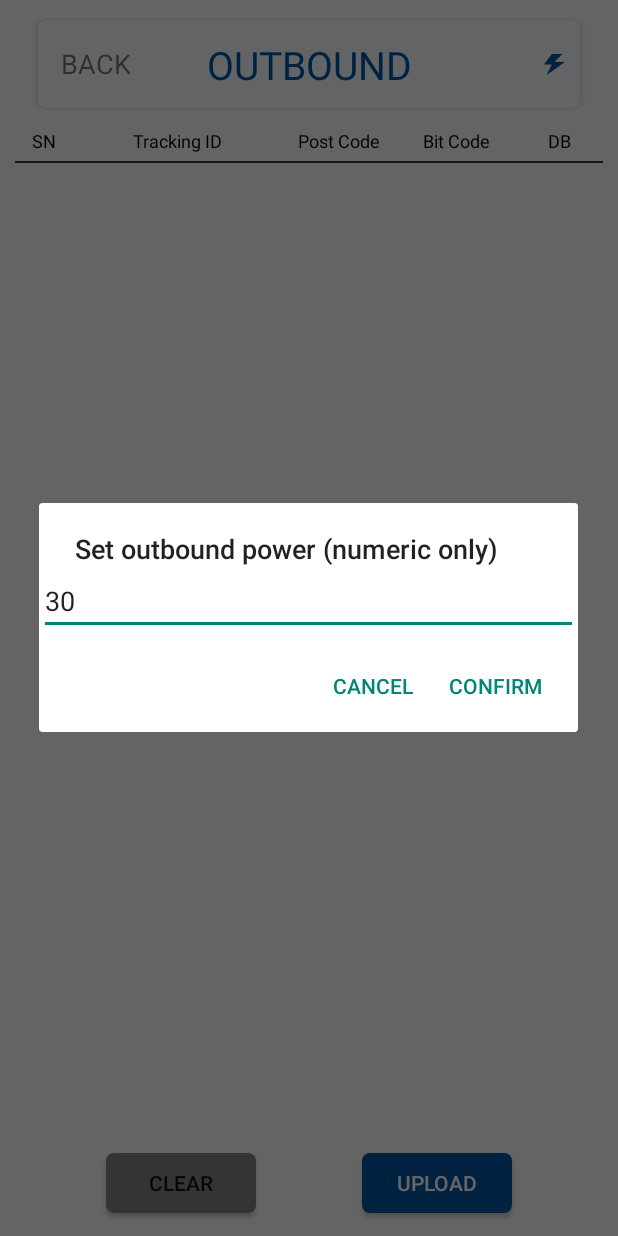
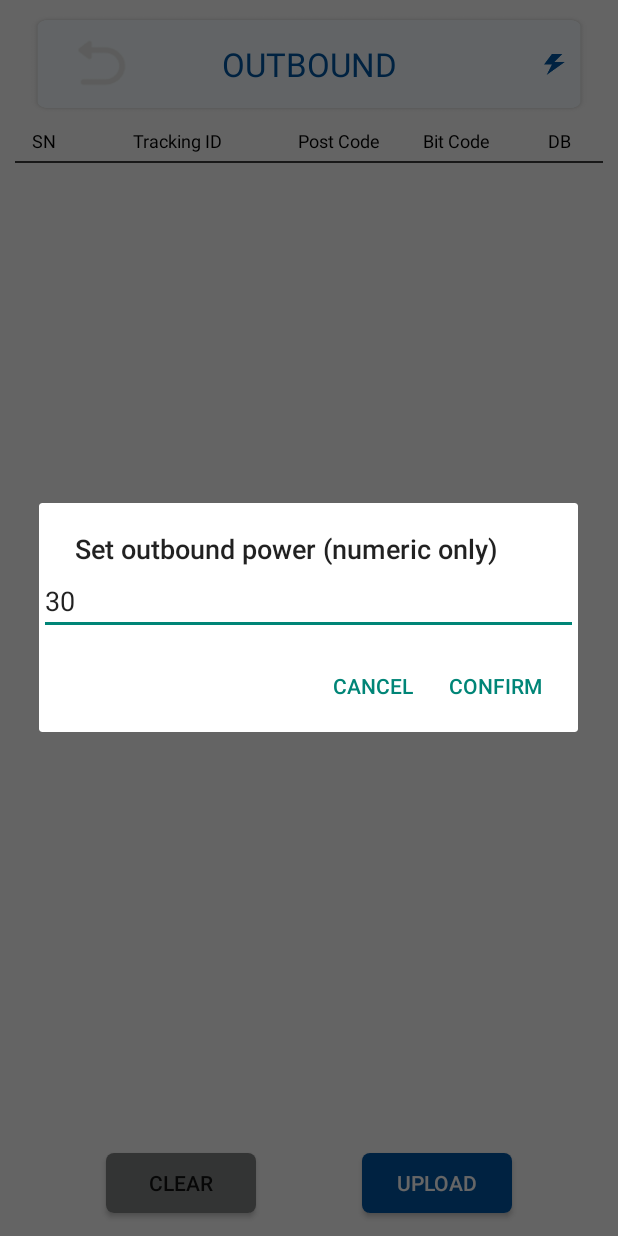
Before and after one commit to pandatuu/uhfproject, an Android app: the OutBoundFragment screen opened through its navigation route, after a tap on an icon or button, on a phone screen of 412 x 824 dp. Run offline under Robolectric (Android 15) with nearby library versions, the phone set to English and light mode, and no system bars; libraries missing offline, so code that uses them is left out: es.dmoral.toasty; 7 statements that could not run were skipped.

Commit message:
1.修改返回时的提示，以及只有页面有数据才弹出提示 2.修改返回文字修改成图标 3.子fragment标题字体变小，页面列表数量字体变大 4.修改跳转寻物页的英文提示 5.修改app名字

```diff
--- a/app/src/main/java/com/example/uhfproject/ui/MainViewModel.kt
+++ b/app/src/main/java/com/example/uhfproject/ui/MainViewModel.kt
@@ -175,10 +175,6 @@ class MainViewModel(application: Application) : AndroidViewModel(application) {
 
 
     //-----------------------OutBound--------------------------------
-//
-//    private val _outboundExcel: MutableLiveData<List<ExcelDownloadVO>> = MutableLiveData()
-//    val outboundExcel: LiveData<List<ExcelDownloadVO>> = _outboundExcel
-//
 
     fun submitOutBound(list: List<String>, success: () -> Unit) {
         viewModelScope.launch(Dispatchers.IO) {
--- a/app/src/main/java/com/example/uhfproject/ui/fragment/InventoryFragment.kt
+++ b/app/src/main/java/com/example/uhfproject/ui/fragment/InventoryFragment.kt
@@ -50,7 +50,7 @@ class InventoryFragment : BaseFragment<FragmentInventoryBinding>() {
             findNavController().popBackStack()
         }
         mAdapter.setOnItemClickListener{adapter, v ,position ->
-            simpleAlert(requireContext(), "Jump to FindItem page?"){
+            simpleAlert(requireContext(), "Navigate to Findltem?"){
                 val item = adapter.getItem(position) as ExcelDownloadVO
                 val bundle = Bundle()
                 bundle.putParcelable("item", item)
--- a/app/src/main/res/layout/fragment_bound.xml
+++ b/app/src/main/res/layout/fragment_bound.xml
@@ -13,15 +13,13 @@
         android:background="@drawable/bg_main_btn"
         app:layout_constraintTop_toTopOf="parent">
 
-        <TextView
+        <ImageView
             android:id="@+id/tv_back"
             android:layout_width="wrap_content"
             android:layout_height="match_parent"
-            android:gravity="center"
-            android:paddingStart="20dp"
-            android:paddingEnd="10dp"
-            android:text="@string/back"
-            android:textSize="18sp"
+            android:paddingStart="15dp"
+            android:paddingVertical="10dp"
+            android:src="@drawable/ic_back"
             app:layout_constraintBottom_toBottomOf="parent"
             app:layout_constraintStart_toStartOf="parent"
             app:layout_constraintTop_toTopOf="parent" />
@@ -32,7 +30,7 @@
             android:layout_height="wrap_content"
             android:text="@string/inbound_title"
             android:textColor="#0055A3"
-            android:textSize="26sp"
+            android:textSize="22sp"
             app:layout_constraintBottom_toBottomOf="parent"
             app:layout_constraintEnd_toEndOf="parent"
             app:layout_constraintStart_toStartOf="parent"
@@ -42,7 +40,7 @@
             android:id="@+id/tv_rfid_count"
             android:layout_width="wrap_content"
             android:layout_height="wrap_content"
-            android:textSize="15sp"
+            android:textSize="18sp"
             android:textColor="#0055A3"
             app:layout_constraintStart_toEndOf="@+id/tv_title"
             app:layout_constraintEnd_toStartOf="@+id/img_power"
--- a/app/src/main/res/layout/fragment_find_item.xml
+++ b/app/src/main/res/layout/fragment_find_item.xml
@@ -34,7 +34,7 @@
             android:layout_height="wrap_content"
             android:text="@string/finditem_title"
             android:textColor="#0055A3"
-            android:textSize="26sp"
+            android:textSize="22sp"
             app:layout_constraintBottom_toBottomOf="parent"
             app:layout_constraintEnd_toEndOf="parent"
             app:layout_constraintStart_toStartOf="parent"
--- a/app/src/main/res/values/strings.xml
+++ b/app/src/main/res/values/strings.xml
@@ -1,5 +1,5 @@
 <resources>
-    <string name="app_name">Post Scan</string>
+    <string name="app_name">SingPost RFID</string>
     <string name="back">BACK</string>
     <string name="clear_click">Clear page data?</string>
     <string name="submit_click">Submit data?</string>
@@ -9,13 +9,13 @@
     <!-- InBound Page -->
     <string name="inbound_title">INBOUND</string>
     <string name="inbound_click_back_title">Exit?</string>
-    <string name="inbound_click_back_hint">Warning: Exiting this page will clear the current scanned waybills.</string>
+    <string name="inbound_click_back_hint">Data has not been uploaded yet. Are you sure you want to exit?</string>
     <string name="inbound_click_power_hint">Set inbound power (numeric only)</string>
 
     <!-- OutBound Page -->
     <string name="outbound_title">OUTBOUND</string>
     <string name="outbound_click_back_title">Exit?</string>
-    <string name="outbound_click_back_hint">Warning: Exiting this page will clear the current scanned waybills.</string>
+    <string name="outbound_click_back_hint">Data has not been uploaded yet. Are you sure you want to exit?</string>
     <string name="outbound_click_power_hint">Set outbound power (numeric only)</string>
 
     <!-- Inventory Page -->
```
Also changed, not shown: app/src/main/java/com/example/uhfproject/ui/fragment/InBoundFragment.kt (+15 -6 lines), app/src/main/java/com/example/uhfproject/ui/fragment/OutBoundFragment.kt (+11 -7 lines), app/src/main/res/layout/fragment_inventory.xml (+6 -8 lines), app/src/main/res/drawable-v24/ic_back.png (added), 2 other files.
